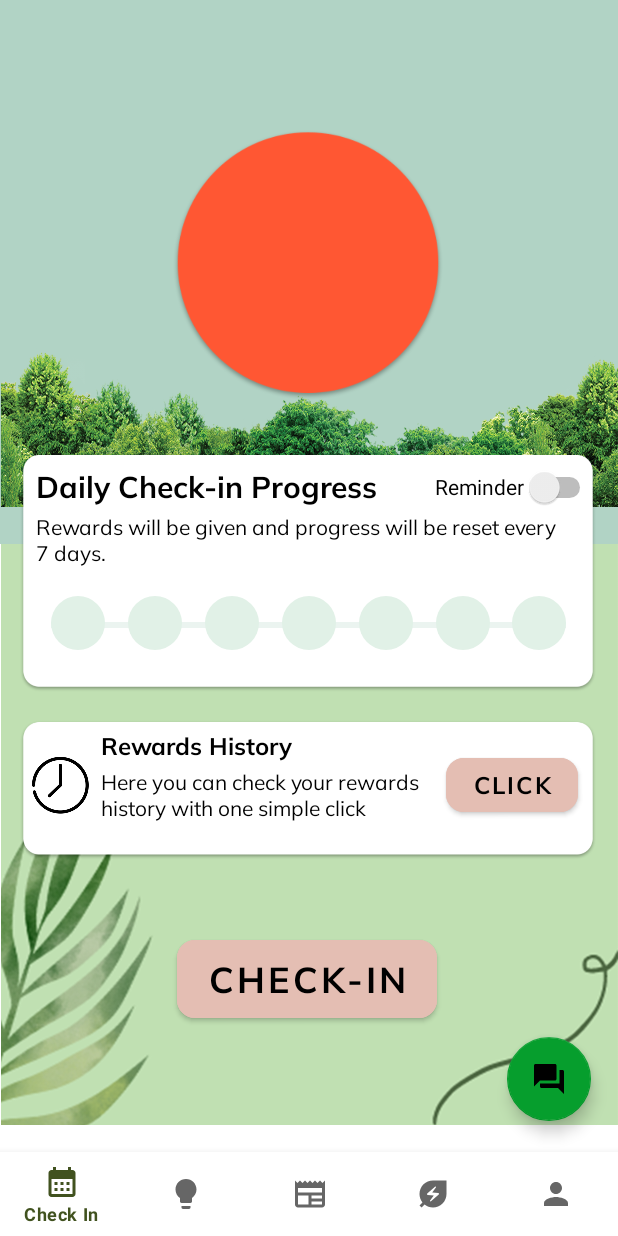
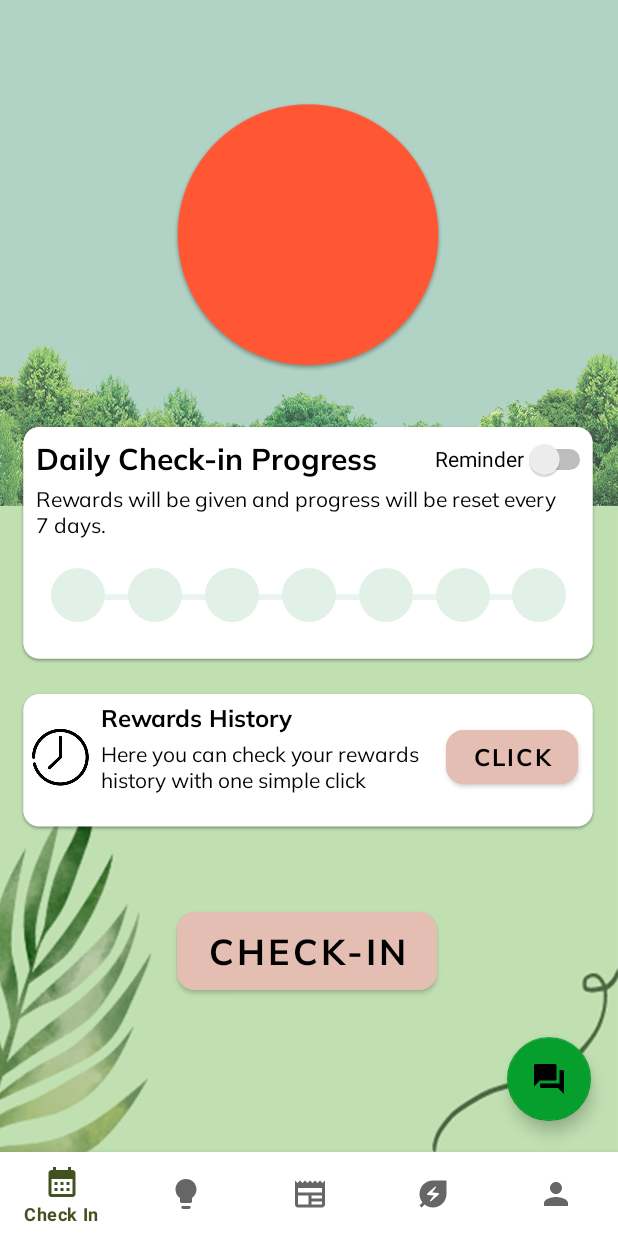
Before and after one commit to cheokjw/TREC, an Android app: the screen it shows after launch (MainActivity), on a phone screen of 412 x 824 dp. Run offline under Robolectric (Android 15) with nearby library versions, the phone set to English and light mode, and no system bars.

Commit message:
Fixed background issue for checkin, signup and rewardshist page

```diff
--- a/app/src/main/res/drawable/register_bg.xml
+++ b/app/src/main/res/drawable/register_input_bg.xml
@@ -3,5 +3,4 @@
     <solid android:color="@color/white"/>
     <stroke android:color="@color/white" android:width="2dp"/>
     <corners android:radius="10dp"/>
-
 </shape>
--- a/app/src/main/res/layout/fragment_check_in.xml
+++ b/app/src/main/res/layout/fragment_check_in.xml
@@ -5,40 +5,8 @@
     android:id="@+id/frameLayout3"
     android:layout_width="match_parent"
     android:layout_height="match_parent"
+    android:background="@drawable/register_bg"
     tools:context=".CheckIn">
-
-    <ImageView
-        android:id="@+id/checkInPriBg"
-        android:layout_width="411dp"
-        android:layout_height="731dp"
-        android:src="@drawable/primarybg"
-        app:layout_constraintBottom_toBottomOf="parent"
-        app:layout_constraintEnd_toEndOf="parent"
-        app:layout_constraintStart_toStartOf="parent"
-        app:layout_constraintTop_toTopOf="parent" />
-
-    <ImageView
-        android:id="@+id/checkInSecBg"
-        android:layout_width="711dp"
-        android:layout_height="371dp"
-        android:layout_marginBottom="408dp"
-        android:src="@drawable/secondarybg"
-        app:layout_constraintBottom_toBottomOf="parent"
-        app:layout_constraintEnd_toEndOf="parent"
-        app:layout_constraintStart_toStartOf="parent"
-        app:layout_constraintTop_toTopOf="parent"
-        app:layout_constraintVertical_bias="0.854" />
-
-    <ImageView
-        android:id="@+id/checkInBush"
-        android:layout_width="412dp"
-        android:layout_height="195dp"
-        android:src="@drawable/checkinbush"
-        app:layout_constraintBottom_toBottomOf="@+id/checkInPriBg"
-        app:layout_constraintEnd_toEndOf="@+id/checkInSecBg"
-        app:layout_constraintStart_toStartOf="@+id/checkInSecBg"
-        app:layout_constraintTop_toTopOf="parent"
-        app:layout_constraintVertical_bias="0.332" />
 
     <ImageView
         android:id="@+id/notCheckedInStatus"
@@ -49,7 +17,7 @@
         app:layout_constraintEnd_toEndOf="parent"
         app:layout_constraintHorizontal_bias="0.497"
         app:layout_constraintStart_toStartOf="parent"
-        app:layout_constraintTop_toTopOf="@+id/checkInPriBg" />
+        app:layout_constraintTop_toTopOf="parent" />
 
     <ImageView
         android:id="@+id/checkInCard"
```
Also changed, not shown: app/src/main/res/layout/fragment_rewards_history.xml (+1 -11 lines), app/src/main/res/layout/fragment_signup.xml (+13 -21 lines), app/src/main/res/drawable-v24/primarybg.png (deleted), app/src/main/res/drawable-v24/register_bg.png (added), app/src/main/res/drawable-v24/secondarybg.png (deleted).
